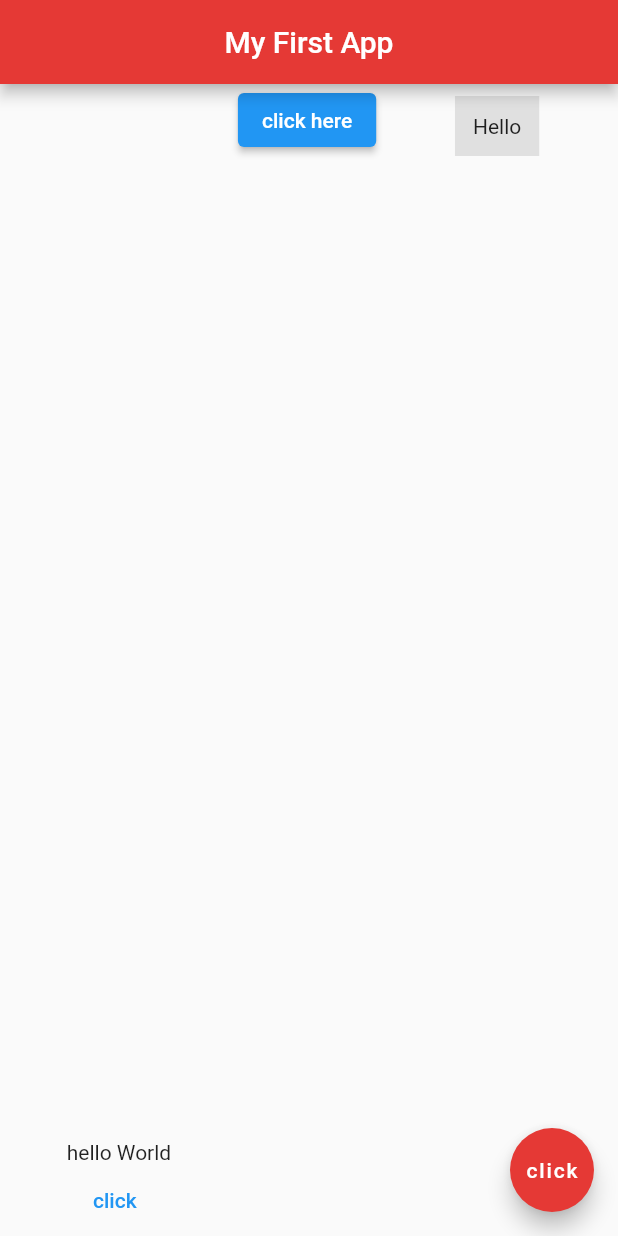
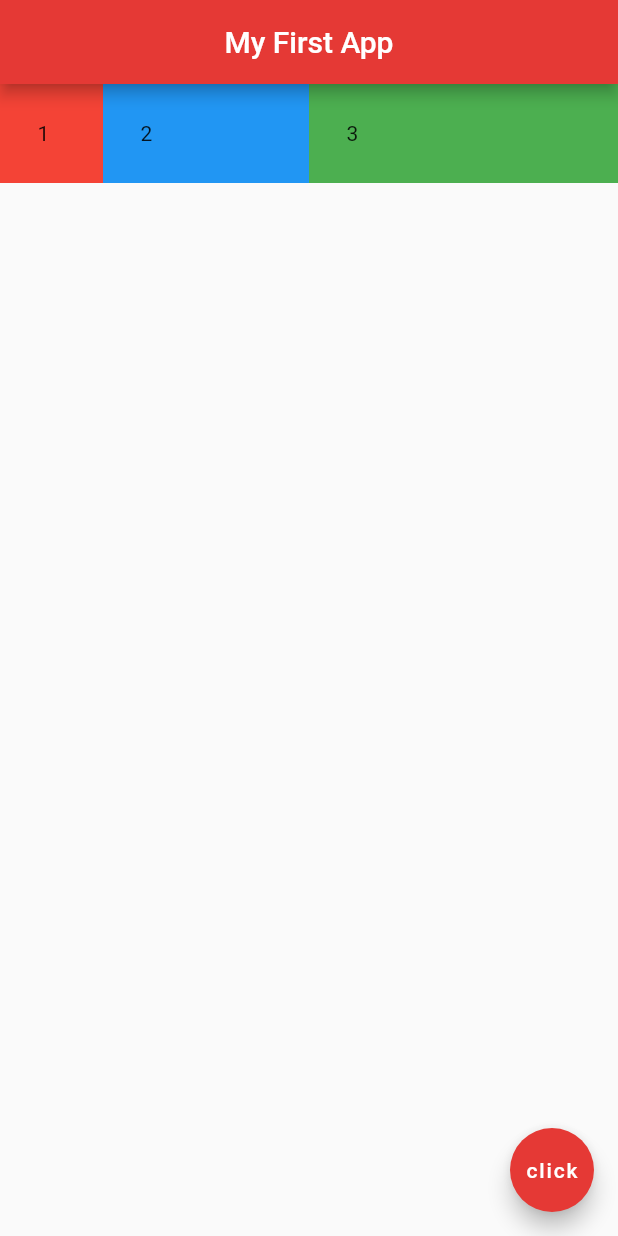
Before and after one commit to arshedgithub/Flutter-with-Net-Ninja, a Flutter app: the screen it shows after launch, on a phone screen of 412 x 824 dp. Run offline on Flutter 3.47's test engine with Material 2 defaults, Android fonts, the phone set to English and light mode, and no system bars.

Commit message:
flex layout

```diff
--- a/lib/main.dart
+++ b/lib/main.dart
@@ -17,29 +17,30 @@ class Home extends StatelessWidget {
       ),
 
       body: Row(
-        mainAxisAlignment: MainAxisAlignment.spaceEvenly,
-        crossAxisAlignment: CrossAxisAlignment.start,
         children: [
-          Column(
-            crossAxisAlignment: CrossAxisAlignment.start,
-            mainAxisAlignment: MainAxisAlignment.end,
-            children: [
-              Text('hello World'),
-              TextButton(
-                onPressed: (){},
-                child: Text('click'),
-              ),
-            ],
+          Expanded(
+            flex: 1,
+            child: Container(
+              color: Colors.red,
+              child: Text('1'),
+              padding: EdgeInsets.all(25.0),
+            ),
           ),
-          ElevatedButton(
-            onPressed: (){},
-            child: Text('click here'),
+          Expanded(
+            flex: 2,
+            child: Container(
+              color: Colors.blue,
+              child: Text('2'),
+              padding: EdgeInsets.all(25.0),
+            ),
           ),
-          Container(
-            color: Colors.grey[300],
-            child: Text('Hello'),
-            padding: EdgeInsets.all(12.0),
-            margin: EdgeInsets.all(8.0),
+          Expanded(
+            flex: 3,
+            child: Container(
+              color: Colors.green,
+              child: Text('3'),
+              padding: EdgeInsets.all(25.0),
+            ),
           ),
         ],
       ),
```
